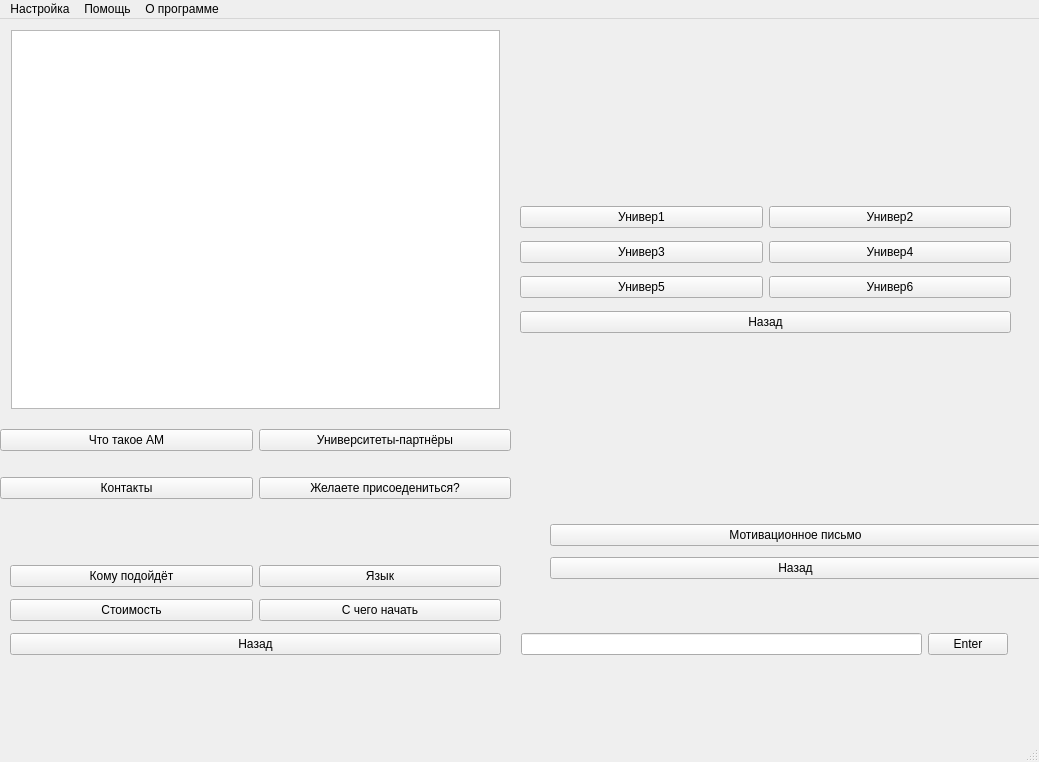
DmitryKopcheny/Kursach, file prototype/mainwindow.ui: the form before one commit.
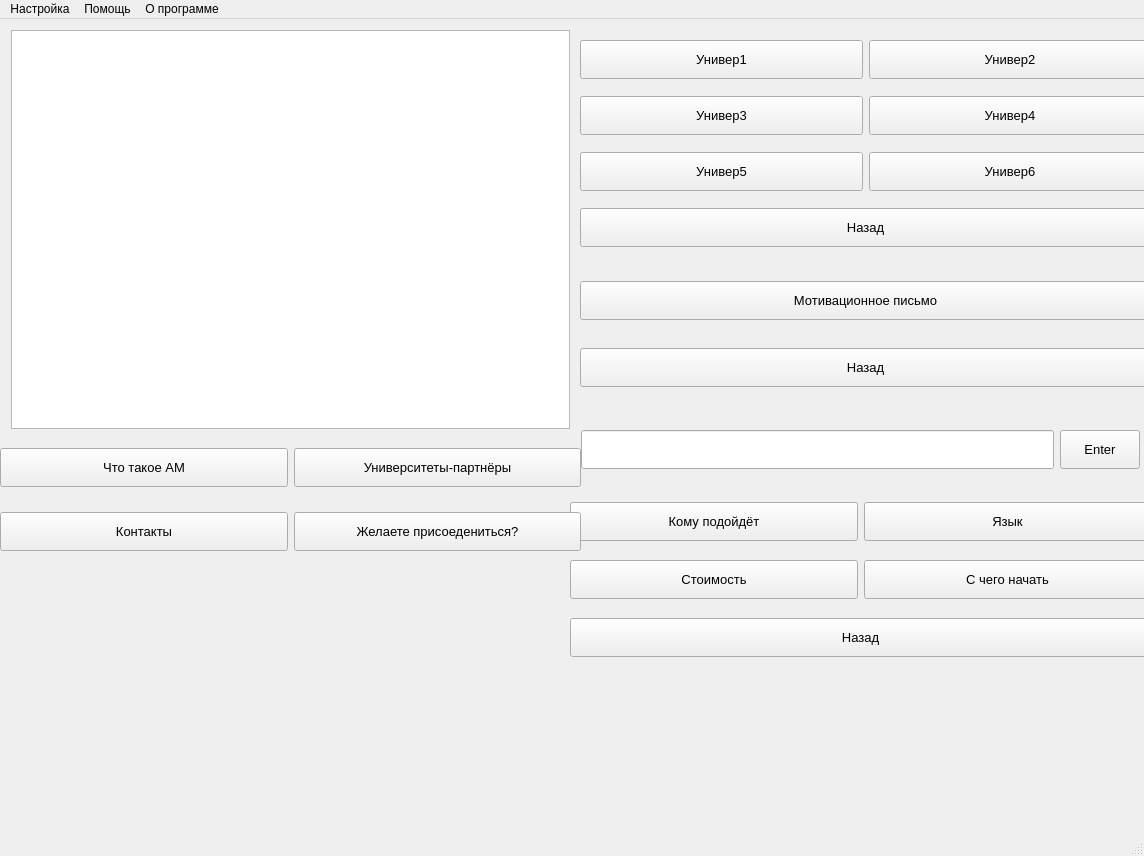
The form after the commit. Icons and pictures are not drawn.

Patch:
```diff
--- a/prototype/mainwindow.ui
+++ b/prototype/mainwindow.ui
@@ -6,8 +6,8 @@
    <rect>
     <x>0</x>
     <y>0</y>
-    <width>1039</width>
-    <height>762</height>
+    <width>1144</width>
+    <height>856</height>
    </rect>
   </property>
   <property name="minimumSize">
@@ -35,8 +35,8 @@
      <rect>
       <x>10</x>
       <y>10</y>
-      <width>491</width>
-      <height>381</height>
+      <width>561</width>
+      <height>401</height>
      </rect>
     </property>
     <property name="minimumSize">
@@ -71,7 +71,11 @@
       <number>1</number>
      </property>
      <item>
-      <widget class="QTextBrowser" name="textBrowser"/>
+      <widget class="QTextBrowser" name="textBrowser">
+       <property name="readOnly">
+        <bool>false</bool>
+       </property>
+      </widget>
      </item>
     </layout>
    </widget>
@@ -81,10 +85,10 @@
     </property>
     <property name="geometry">
      <rect>
-      <x>10</x>
-      <y>540</y>
-      <width>491</width>
-      <height>104</height>
+      <x>570</x>
+      <y>470</y>
+      <width>581</width>
+      <height>181</height>
      </rect>
     </property>
     <layout class="QVBoxLayout" name="verticalLayout_3">
@@ -92,16 +96,62 @@
       <layout class="QHBoxLayout" name="horizontalLayout_5">
        <item>
         <widget class="QPushButton" name="btn1_1">
+         <property name="minimumSize">
+          <size>
+           <width>0</width>
+           <height>39</height>
+          </size>
+         </property>
+         <property name="font">
+          <font>
+           <pointsize>10</pointsize>
+           <weight>50</weight>
+           <bold>false</bold>
+          </font>
+         </property>
          <property name="text">
           <string>Кому подойдёт</string>
          </property>
+         <property name="icon">
+          <iconset resource="res.qrc">
+           <normaloff>:/new/images/whom.png</normaloff>:/new/images/whom.png</iconset>
+         </property>
+         <property name="iconSize">
+          <size>
+           <width>30</width>
+           <height>30</height>
+          </size>
+         </property>
         </widget>
        </item>
        <item>
         <widget class="QPushButton" name="btn1_2">
+         <property name="minimumSize">
+          <size>
+           <width>0</width>
+           <height>39</height>
+          </size>
+         </property>
+         <property name="font">
+          <font>
+           <pointsize>10</pointsize>
+           <weight>50</weight>
+           <bold>false</bold>
+          </font>
+         </property>
          <property name="text">
           <string>Язык</string>
          </property>
+         <property name="icon">
+          <iconset resource="res.qrc">
+           <normaloff>:/new/images/lang.png</normaloff>:/new/images/lang.png</iconset>
+         </property>
+         <property name="iconSize">
+          <size>
+           <width>30</width>
+           <height>30</height>
+          </size>
+         </property>
         </widget>
        </item>
       </layout>
@@ -110,25 +160,94 @@
       <layout class="QHBoxLayout" name="horizontalLayout_6">
        <item>
         <widget class="QPushButton" name="btn1_3">
+         <property name="minimumSize">
+          <size>
+           <width>0</width>
+           <height>39</height>
+          </size>
+         </property>
+         <property name="font">
+          <font>
+           <pointsize>10</pointsize>
+           <weight>50</weight>
+           <bold>false</bold>
+          </font>
+         </property>
          <property name="text">
           <string>Стоимость</string>
          </property>
+         <property name="icon">
+          <iconset resource="res.qrc">
+           <normaloff>:/new/images/Bitcoin.png</normaloff>:/new/images/Bitcoin.png</iconset>
+         </property>
+         <property name="iconSize">
+          <size>
+           <width>30</width>
+           <height>30</height>
+          </size>
+         </property>
         </widget>
        </item>
        <item>
         <widget class="QPushButton" name="btn1_4">
+         <property name="minimumSize">
+          <size>
+           <width>0</width>
+           <height>39</height>
+          </size>
+         </property>
+         <property name="font">
+          <font>
+           <pointsize>10</pointsize>
+           <weight>50</weight>
+           <bold>false</bold>
+          </font>
+         </property>
          <property name="text">
           <string>С чего начать</string>
          </property>
+         <property name="icon">
+          <iconset resource="res.qrc">
+           <normaloff>:/new/images/start.png</normaloff>:/new/images/start.png</iconset>
+         </property>
+         <property name="iconSize">
+          <size>
+           <width>30</width>
+           <height>30</height>
+          </size>
+         </property>
         </widget>
        </item>
       </layout>
      </item>
      <item>
       <widget class="QPushButton" name="btn1_back">
+       <property name="minimumSize">
+        <size>
+         <width>0</width>
+         <height>39</height>
+        </size>
+       </property>
+       <property name="font">
+        <font>
+         <pointsize>10</pointsize>
+         <weight>50</weight>
+         <bold>false</bold>
+        </font>
+       </property>
        <property name="text">
         <string>Назад</string>
        </property>
+       <property name="icon">
+        <iconset resource="res.qrc">
+         <normaloff>:/new/images/back.png</normaloff>:/new/images/back.png</iconset>
+       </property>
+       <property name="iconSize">
+        <size>
+         <width>30</width>
+         <height>30</height>
+        </size>
+       </property>
       </widget>
      </item>
     </layout>
@@ -136,25 +255,71 @@
    <widget class="QWidget" name="layout_letter" native="true">
     <property name="geometry">
      <rect>
-      <x>550</x>
-      <y>500</y>
-      <width>491</width>
-      <height>65</height>
+      <x>580</x>
+      <y>240</y>
+      <width>571</width>
+      <height>151</height>
      </rect>
     </property>
     <layout class="QVBoxLayout" name="verticalLayout_4">
      <item>
       <widget class="QPushButton" name="btn1_4_1">
+       <property name="minimumSize">
+        <size>
+         <width>0</width>
+         <height>39</height>
+        </size>
+       </property>
+       <property name="font">
+        <font>
+         <pointsize>10</pointsize>
+         <weight>50</weight>
+         <bold>false</bold>
+        </font>
+       </property>
        <property name="text">
         <string>Мотивационное письмо</string>
        </property>
+       <property name="icon">
+        <iconset resource="res.qrc">
+         <normaloff>:/new/images/letter.png</normaloff>:/new/images/letter.png</iconset>
+       </property>
+       <property name="iconSize">
+        <size>
+         <width>30</width>
+         <height>30</height>
+        </size>
+       </property>
       </widget>
      </item>
      <item>
       <widget class="QPushButton" name="btn1_4_back">
+       <property name="minimumSize">
+        <size>
+         <width>0</width>
+         <height>39</height>
+        </size>
+       </property>
+       <property name="font">
+        <font>
+         <pointsize>10</pointsize>
+         <weight>50</weight>
+         <bold>false</bold>
+        </font>
+       </property>
        <property name="text">
         <string>Назад</string>
        </property>
+       <property name="icon">
+        <iconset resource="res.qrc">
+         <normaloff>:/new/images/back.png</normaloff>:/new/images/back.png</iconset>
+       </property>
+       <property name="iconSize">
+        <size>
+         <width>30</width>
+         <height>30</height>
+        </size>
+       </property>
       </widget>
      </item>
     </layout>
@@ -162,10 +327,10 @@
    <widget class="QWidget" name="layout_patners" native="true">
     <property name="geometry">
      <rect>
-      <x>520</x>
-      <y>180</y>
-      <width>491</width>
-      <height>141</height>
+      <x>580</x>
+      <y>10</y>
+      <width>571</width>
+      <height>231</height>
      </rect>
     </property>
     <layout class="QVBoxLayout" name="verticalLayout_5">
@@ -173,16 +338,62 @@
       <layout class="QHBoxLayout" name="horizontalLayout_8">
        <item>
         <widget class="QPushButton" name="btn2_1">
+         <property name="minimumSize">
+          <size>
+           <width>0</width>
+           <height>39</height>
+          </size>
+         </property>
+         <property name="font">
+          <font>
+           <pointsize>10</pointsize>
+           <weight>50</weight>
+           <bold>false</bold>
+          </font>
+         </property>
          <property name="text">
           <string>Универ1</string>
          </property>
+         <property name="icon">
+          <iconset resource="res.qrc">
+           <normaloff>:/new/images/univ1.png</normaloff>:/new/images/univ1.png</iconset>
+         </property>
+         <property name="iconSize">
+          <size>
+           <width>30</width>
+           <height>30</height>
+          </size>
+         </property>
         </widget>
        </item>
        <item>
         <widget class="QPushButton" name="btn2_2">
+         <property name="minimumSize">
+          <size>
+           <width>0</width>
+           <height>39</height>
+          </size>
+         </property>
+         <property name="font">
+          <font>
+           <pointsize>10</pointsize>
+           <weight>50</weight>
+           <bold>false</bold>
+          </font>
+         </property>
          <property name="text">
           <string>Универ2</string>
          </property>
+         <property name="icon">
+          <iconset resource="res.qrc">
+           <normaloff>:/new/images/univ1.png</normaloff>:/new/images/univ1.png</iconset>
+         </property>
+         <property name="iconSize">
+          <size>
+           <width>30</width>
+           <height>30</height>
+          </size>
+         </property>
         </widget>
        </item>
       </layout>
@@ -191,16 +402,62 @@
       <layout class="QHBoxLayout" name="horizontalLayout_9">
        <item>
         <widget class="QPushButton" name="btn2_3">
+         <property name="minimumSize">
+          <size>
+           <width>0</width>
+           <height>39</height>
+          </size>
+         </property>
+         <property name="font">
+          <font>
+           <pointsize>10</pointsize>
+           <weight>50</weight>
+           <bold>false</bold>
+          </font>
+         </property>
          <property name="text">
           <string>Универ3</string>
          </property>
+         <property name="icon">
+          <iconset resource="res.qrc">
+           <normaloff>:/new/images/univ1.png</normaloff>:/new/images/univ1.png</iconset>
+         </property>
+         <property name="iconSize">
+          <size>
+           <width>30</width>
+           <height>30</height>
+          </size>
+         </property>
         </widget>
        </item>
        <item>
         <widget class="QPushButton" name="btn2_4">
+         <property name="minimumSize">
+          <size>
+           <width>0</width>
+           <height>39</height>
+          </size>
+         </property>
+         <property name="font">
+          <font>
+           <pointsize>10</pointsize>
+           <weight>50</weight>
+           <bold>false</bold>
+          </font>
+         </property>
          <property name="text">
           <string>Универ4</string>
          </property>
+         <property name="icon">
+          <iconset resource="res.qrc">
+           <normaloff>:/new/images/univ1.png</normaloff>:/new/images/univ1.png</iconset>
+         </property>
+         <property name="iconSize">
+          <size>
+           <width>30</width>
+           <height>30</height>
+          </size>
+         </property>
         </widget>
        </item>
       </layout>
@@ -209,25 +466,94 @@
       <layout class="QHBoxLayout" name="horizontalLayout_7">
        <item>
         <widget class="QPushButton" name="btn2_5">
+         <property name="minimumSize">
+          <size>
+           <width>0</width>
+           <height>39</height>
+          </size>
+         </property>
+         <property name="font">
+          <font>
+           <pointsize>10</pointsize>
+           <weight>50</weight>
+           <bold>false</bold>
+          </font>
+         </property>
          <property name="text">
           <string>Универ5</string>
          </property>
+         <property name="icon">
+          <iconset resource="res.qrc">
+           <normaloff>:/new/images/univ1.png</normaloff>:/new/images/univ1.png</iconset>
+         </property>
+         <property name="iconSize">
+          <size>
+           <width>30</width>
+           <height>30</height>
+          </size>
+         </property>
         </widget>
        </item>
        <item>
         <widget class="QPushButton" name="btn2_6">
+         <property name="minimumSize">
+          <size>
+           <width>0</width>
+           <height>39</height>
+          </size>
+         </property>
+         <property name="font">
+          <font>
+           <pointsize>10</pointsize>
+           <weight>50</weight>
+           <bold>false</bold>
+          </font>
+         </property>
          <property name="text">
           <string>Универ6</string>
          </property>
+         <property name="icon">
+          <iconset resource="res.qrc">
+           <normaloff>:/new/images/univ1.png</normaloff>:/new/images/univ1.png</iconset>
+         </property>
+         <property name="iconSize">
+          <size>
+           <width>30</width>
+           <height>30</height>
+          </size>
+         </property>
         </widget>
        </item>
       </layout>
      </item>
      <item>
       <widget class="QPushButton" name="btn2_back">
+       <property name="minimumSize">
+        <size>
+         <width>0</width>
+         <height>39</height>
+        </size>
+       </property>
+       <property name="font">
+        <font>
+         <pointsize>10</pointsize>
+         <weight>50</weight>
+         <bold>false</bold>
+        </font>
+       </property>
        <property name="text">
         <string>Назад</string>
        </property>
+       <property name="icon">
+        <iconset resource="res.qrc">
+         <normaloff>:/new/images/back.png</normaloff>:/new/images/back.png</iconset>
+       </property>
+       <property name="iconSize">
+        <size>
+         <width>30</width>
+         <height>30</height>
+        </size>
+       </property>
       </widget>
      </item>
     </layout>
@@ -236,9 +562,9 @@
     <property name="geometry">
      <rect>
       <x>0</x>
-      <y>390</y>
-      <width>511</width>
-      <height>111</height>
+      <y>410</y>
+      <width>581</width>
+      <height>141</height>
      </rect>
     </property>
     <layout class="QVBoxLayout" name="verticalLayout">
@@ -246,20 +572,62 @@
       <layout class="QHBoxLayout" name="horizontalLayout_16">
        <item>
         <widget class="QPushButton" name="btn1">
+         <property name="minimumSize">
+          <size>
+           <width>0</width>
+           <height>39</height>
+          </size>
+         </property>
+         <property name="font">
+          <font>
+           <pointsize>10</pointsize>
+           <weight>50</weight>
+           <bold>false</bold>
+          </font>
+         </property>
          <property name="text">
           <string>Что такое АМ</string>
          </property>
          <property name="icon">
           <iconset resource="res.qrc">
-           <normaloff>:/new/images/info.png</normaloff>:/new/images/info.png</iconset>
+           <normaloff>:/new/images/what.png</normaloff>:/new/images/what.png</iconset>
+         </property>
+         <property name="iconSize">
+          <size>
+           <width>30</width>
+           <height>30</height>
+          </size>
          </property>
         </widget>
        </item>
        <item>
         <widget class="QPushButton" name="btn2">
+         <property name="minimumSize">
+          <size>
+           <width>0</width>
+           <height>39</height>
+          </size>
+         </property>
+         <property name="font">
+          <font>
+           <pointsize>10</pointsize>
+           <weight>50</weight>
+           <bold>false</bold>
+          </font>
+         </property>
          <property name="text">
           <string>Университеты-партнёры</string>
          </property>
+         <property name="icon">
+          <iconset resource="res.qrc">
+           <normaloff>:/new/images/univ.png</normaloff>:/new/images/univ.png</iconset>
+         </property>
+         <property name="iconSize">
+          <size>
+           <width>30</width>
+           <height>30</height>
+          </size>
+         </property>
         </widget>
        </item>
       </layout>
@@ -268,6 +636,19 @@
       <layout class="QHBoxLayout" name="horizontalLayout_17">
        <item>
         <widget class="QPushButton" name="btn4">
+         <property name="minimumSize">
+          <size>
+           <width>0</width>
+           <height>39</height>
+          </size>
+         </property>
+         <property name="font">
+          <font>
+           <pointsize>10</pointsize>
+           <weight>50</weight>
+           <bold>false</bold>
+          </font>
+         </property>
          <property name="text">
           <string>Контакты</string>
          </property>
@@ -277,17 +658,40 @@
          </property>
          <property name="iconSize">
           <size>
-           <width>20</width>
-           <height>20</height>
+           <width>30</width>
+           <height>30</height>
           </size>
          </property>
         </widget>
        </item>
        <item>
         <widget class="QPushButton" name="btn3">
+         <property name="minimumSize">
+          <size>
+           <width>0</width>
+           <height>39</height>
+          </size>
+         </property>
+         <property name="font">
+          <font>
+           <pointsize>10</pointsize>
+           <weight>50</weight>
+           <bold>false</bold>
+          </font>
+         </property>
          <property name="text">
           <string>Желаете присоедениться?</string>
          </property>
+         <property name="icon">
+          <iconset resource="res.qrc">
+           <normaloff>:/new/images/join.png</normaloff>:/new/images/join.png</iconset>
+         </property>
+         <property name="iconSize">
+          <size>
+           <width>30</width>
+           <height>30</height>
+          </size>
+         </property>
         </widget>
        </item>
       </layout>
@@ -300,10 +704,10 @@
     </property>
     <property name="geometry">
      <rect>
-      <x>520</x>
-      <y>600</y>
-      <width>489</width>
-      <height>50</height>
+      <x>580</x>
+      <y>390</y>
+      <width>561</width>
+      <height>81</height>
      </rect>
     </property>
     <property name="sizePolicy">
@@ -330,10 +734,36 @@
          <verstretch>0</verstretch>
         </sizepolicy>
        </property>
+       <property name="minimumSize">
+        <size>
+         <width>0</width>
+         <height>39</height>
+        </size>
+       </property>
+       <property name="font">
+        <font>
+         <pointsize>10</pointsize>
+         <weight>50</weight>
+         <bold>false</bold>
+        </font>
+       </property>
       </widget>
      </item>
      <item>
       <widget class="QPushButton" name="pushButton">
+       <property name="minimumSize">
+        <size>
+         <width>0</width>
+         <height>39</height>
+        </size>
+       </property>
+       <property name="font">
+        <font>
+         <pointsize>10</pointsize>
+         <weight>50</weight>
+         <bold>false</bold>
+        </font>
+       </property>
        <property name="text">
         <string>Enter</string>
        </property>
@@ -347,7 +777,7 @@
     <rect>
      <x>0</x>
      <y>0</y>
-     <width>1039</width>
+     <width>1144</width>
      <height>26</height>
     </rect>
    </property>
```
